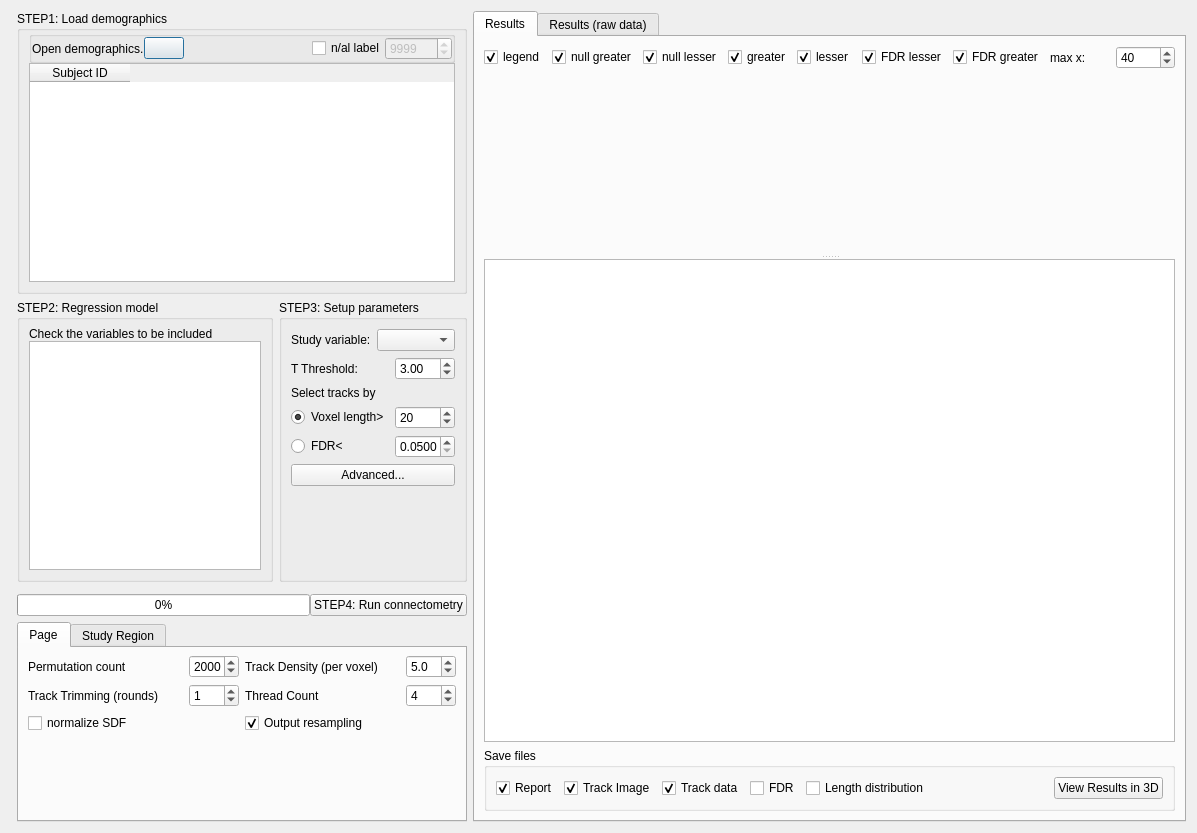
Old version of the form connectometry/group_connectometry.ui in the repository frankyeh/DSI-Studio.
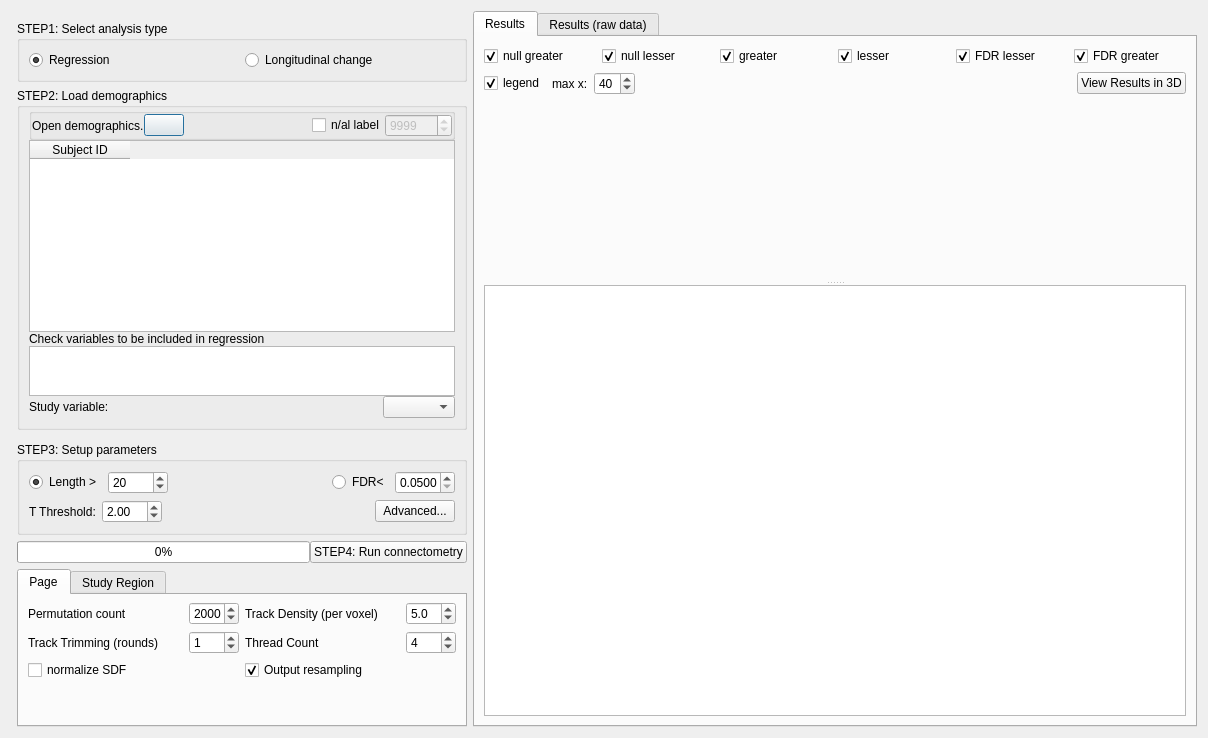
New version of the form. Icons and pictures are not drawn. Custom widgets are drawn as their Qt base class.

What changed in the file:
```diff
--- a/connectometry/group_connectometry.ui
+++ b/connectometry/group_connectometry.ui
@@ -6,8 +6,8 @@
    <rect>
     <x>0</x>
     <y>0</y>
-    <width>1197</width>
-    <height>833</height>
+    <width>1208</width>
+    <height>738</height>
    </rect>
   </property>
   <property name="windowTitle">
@@ -55,7 +55,7 @@
        <number>0</number>
       </property>
       <property name="topMargin">
-       <number>0</number>
+       <number>10</number>
       </property>
       <property name="rightMargin">
        <number>0</number>
@@ -64,7 +64,37 @@
        <number>0</number>
       </property>
       <item>
-       <widget class="QGroupBox" name="groupBox_2">
+       <widget class="QGroupBox" name="groupBox_4">
+        <property name="title">
+         <string>STEP1: Select analysis type</string>
+        </property>
+        <layout class="QHBoxLayout" name="horizontalLayout_5">
+         <item>
+          <layout class="QHBoxLayout" name="horizontalLayout_11">
+           <item>
+            <widget class="QRadioButton" name="rb_regression">
+             <property name="text">
+              <string>Regression</string>
+             </property>
+             <property name="checked">
+              <bool>true</bool>
+             </property>
+            </widget>
+           </item>
+           <item>
+            <widget class="QRadioButton" name="rb_longitudina_dif">
+             <property name="text">
+              <string>Longitudinal change</string>
+             </property>
+            </widget>
+           </item>
+          </layout>
+         </item>
+        </layout>
+       </widget>
+      </item>
+      <item>
+       <widget class="QGroupBox" name="gb_regression">
         <property name="sizePolicy">
          <sizepolicy hsizetype="Preferred" vsizetype="MinimumExpanding">
           <horstretch>0</horstretch>
@@ -72,7 +102,7 @@
          </sizepolicy>
         </property>
         <property name="title">
-         <string>STEP1: Load demographics</string>
+         <string>STEP2: Load demographics</string>
         </property>
         <layout class="QVBoxLayout" name="verticalLayout_2">
          <property name="spacing">
@@ -236,53 +266,6 @@
           </widget>
          </item>
          <item>
-          <widget class="QWidget" name="widget_4" native="true">
-           <layout class="QVBoxLayout" name="verticalLayout_7">
-            <property name="spacing">
-             <number>0</number>
-            </property>
-            <property name="leftMargin">
-             <number>0</number>
-            </property>
-            <property name="topMargin">
-             <number>0</number>
-            </property>
-            <property name="rightMargin">
-             <number>0</number>
-            </property>
-            <property name="bottomMargin">
-             <number>0</number>
-            </property>
-           </layout>
-          </widget>
-         </item>
-        </layout>
-       </widget>
-      </item>
-      <item>
-       <layout class="QHBoxLayout" name="horizontalLayout_14">
-        <property name="topMargin">
-         <number>0</number>
-        </property>
-        <item>
-         <widget class="QGroupBox" name="variable_box">
-          <property name="sizePolicy">
-           <sizepolicy hsizetype="Preferred" vsizetype="Preferred">
-            <horstretch>0</horstretch>
-            <verstretch>0</verstretch>
-           </sizepolicy>
-          </property>
-          <property name="title">
-           <string>STEP2: Regression model</string>
-          </property>
-          <layout class="QVBoxLayout" name="verticalLayout_12">
-           <property name="spacing">
-            <number>0</number>
-           </property>
-           <property name="topMargin">
-            <number>7</number>
-           </property>
-           <item>
             <widget class="QLabel" name="label_8">
              <property name="sizePolicy">
               <sizepolicy hsizetype="Preferred" vsizetype="Maximum">
@@ -291,14 +274,14 @@
               </sizepolicy>
              </property>
              <property name="text">
-              <string>Check the variables to be included</string>
+            <string>Check variables to be included in regression</string>
              </property>
             </widget>
            </item>
            <item>
             <widget class="QListWidget" name="variable_list">
              <property name="sizePolicy">
-              <sizepolicy hsizetype="Preferred" vsizetype="Expanding">
+            <sizepolicy hsizetype="Preferred" vsizetype="Preferred">
                <horstretch>0</horstretch>
                <verstretch>0</verstretch>
               </sizepolicy>
@@ -312,29 +295,14 @@
              <property name="maximumSize">
               <size>
                <width>16777215</width>
-               <height>16777215</height>
-              </size>
-             </property>
-             <property name="viewMode">
-              <enum>QListView::ListMode</enum>
+             <height>50</height>
+            </size>
+           </property>
+           <property name="flow">
+            <enum>QListView::LeftToRight</enum>
              </property>
             </widget>
            </item>
-          </layout>
-         </widget>
-        </item>
-        <item>
-         <widget class="QGroupBox" name="groupBox_3">
-          <property name="sizePolicy">
-           <sizepolicy hsizetype="Preferred" vsizetype="Preferred">
-            <horstretch>0</horstretch>
-            <verstretch>0</verstretch>
-           </sizepolicy>
-          </property>
-          <property name="title">
-           <string>STEP3: Setup parameters</string>
-          </property>
-          <layout class="QVBoxLayout" name="verticalLayout_4">
            <item>
             <layout class="QHBoxLayout" name="horizontalLayout_15">
              <property name="topMargin">
@@ -353,81 +321,87 @@
                </property>
               </widget>
              </item>
+           <item>
+            <spacer name="horizontalSpacer_2">
+             <property name="orientation">
+              <enum>Qt::Horizontal</enum>
+             </property>
+             <property name="sizeHint" stdset="0">
+              <size>
+               <width>40</width>
+               <height>20</height>
+              </size>
+             </property>
+            </spacer>
+           </item>
              <item>
               <widget class="QComboBox" name="foi"/>
              </item>
             </layout>
            </item>
            <item>
+          <widget class="QWidget" name="widget_4" native="true">
+           <layout class="QVBoxLayout" name="verticalLayout_7">
+            <property name="spacing">
+             <number>0</number>
+            </property>
+            <property name="leftMargin">
+             <number>0</number>
+            </property>
+            <property name="topMargin">
+             <number>0</number>
+            </property>
+            <property name="rightMargin">
+             <number>0</number>
+            </property>
+            <property name="bottomMargin">
+             <number>0</number>
+            </property>
+           </layout>
+          </widget>
+         </item>
+        </layout>
+       </widget>
+      </item>
+      <item>
+       <widget class="QWidget" name="widget_6" native="true">
+        <layout class="QHBoxLayout" name="horizontalLayout_8">
+         <property name="leftMargin">
+          <number>0</number>
+         </property>
+         <property name="topMargin">
+          <number>0</number>
+         </property>
+         <property name="rightMargin">
+          <number>0</number>
+         </property>
+         <property name="bottomMargin">
+          <number>0</number>
+         </property>
+        </layout>
+       </widget>
+      </item>
+      <item>
+       <widget class="QGroupBox" name="groupBox_3">
+        <property name="sizePolicy">
+         <sizepolicy hsizetype="Preferred" vsizetype="Preferred">
+          <horstretch>0</horstretch>
+          <verstretch>0</verstretch>
+         </sizepolicy>
+        </property>
+        <property name="title">
+         <string>STEP3: Setup parameters</string>
+        </property>
+        <layout class="QVBoxLayout" name="verticalLayout_4">
+         <item>
             <layout class="QHBoxLayout" name="horizontalLayout_12">
-             <property name="spacing">
-              <number>0</number>
-             </property>
-             <property name="bottomMargin">
-              <number>0</number>
-             </property>
-             <item>
-              <widget class="QLabel" name="threshold_label">
-               <property name="maximumSize">
-                <size>
-                 <width>16777215</width>
-                 <height>16777215</height>
-                </size>
-               </property>
-               <property name="text">
-                <string>T Threshold:</string>
-               </property>
-              </widget>
-             </item>
-             <item>
-              <widget class="QDoubleSpinBox" name="threshold">
-               <property name="minimumSize">
-                <size>
-                 <width>60</width>
-                 <height>0</height>
-                </size>
-               </property>
-               <property name="maximumSize">
-                <size>
-                 <width>60</width>
-                 <height>16777215</height>
-                </size>
-               </property>
-               <property name="decimals">
-                <number>2</number>
-               </property>
-               <property name="minimum">
-                <double>0.000000000000000</double>
-               </property>
-               <property name="maximum">
-                <double>100.000000000000000</double>
-               </property>
-               <property name="singleStep">
-                <double>1.000000000000000</double>
-               </property>
-               <property name="value">
-                <double>3.000000000000000</double>
-               </property>
-              </widget>
-             </item>
-            </layout>
-           </item>
-           <item>
-            <widget class="QLabel" name="label_3">
-             <property name="text">
-              <string>Select tracks by</string>
-             </property>
-            </widget>
-           </item>
-           <item>
-            <layout class="QHBoxLayout" name="horizontalLayout_5">
-             <property name="topMargin">
+           <property name="leftMargin">
               <number>0</number>
              </property>
              <item>
               <widget class="QRadioButton" name="rb_length">
                <property name="text">
-                <string>Voxel length&gt;</string>
+              <string>Length &gt;</string>
                </property>
                <property name="checked">
                 <bool>true</bool>
@@ -459,13 +433,19 @@
                </property>
               </widget>
              </item>
-            </layout>
-           </item>
            <item>
-            <layout class="QHBoxLayout" name="horizontalLayout_17">
-             <property name="topMargin">
-              <number>0</number>
+            <spacer name="horizontalSpacer_5">
+             <property name="orientation">
+              <enum>Qt::Horizontal</enum>
              </property>
+             <property name="sizeHint" stdset="0">
+              <size>
+               <width>40</width>
+               <height>20</height>
+              </size>
+             </property>
+            </spacer>
+           </item>
              <item>
               <widget class="QRadioButton" name="rb_fdr">
                <property name="text">
@@ -504,45 +484,76 @@
             </layout>
            </item>
            <item>
+          <layout class="QHBoxLayout" name="horizontalLayout_14">
+           <property name="leftMargin">
+            <number>0</number>
+           </property>
+           <item>
+            <widget class="QLabel" name="threshold_label">
+             <property name="maximumSize">
+              <size>
+               <width>16777215</width>
+               <height>16777215</height>
+              </size>
+             </property>
+             <property name="text">
+              <string>T Threshold:</string>
+             </property>
+            </widget>
+           </item>
+           <item>
+            <widget class="QDoubleSpinBox" name="threshold">
+             <property name="minimumSize">
+              <size>
+               <width>60</width>
+               <height>0</height>
+              </size>
+             </property>
+             <property name="maximumSize">
+              <size>
+               <width>60</width>
+               <height>16777215</height>
+              </size>
+             </property>
+             <property name="decimals">
+              <number>2</number>
+             </property>
+             <property name="minimum">
+              <double>0.000000000000000</double>
+             </property>
+             <property name="maximum">
+              <double>100.000000000000000</double>
+             </property>
+             <property name="singleStep">
+              <double>1.000000000000000</double>
+             </property>
+             <property name="value">
+              <double>2.000000000000000</double>
+             </property>
+            </widget>
+           </item>
+           <item>
+            <spacer name="horizontalSpacer_3">
+             <property name="orientation">
+              <enum>Qt::Horizontal</enum>
+             </property>
+             <property name="sizeHint" stdset="0">
+              <size>
+               <width>40</width>
+               <height>20</height>
+              </size>
+             </property>
+            </spacer>
+           </item>
+           <item>
             <widget class="QPushButton" name="show_advanced">
              <property name="text">
               <string>Advanced...</string>
              </property>
             </widget>
            </item>
-           <item>
-            <spacer name="verticalSpacer_3">
-             <property name="orientation">
-              <enum>Qt::Vertical</enum>
-             </property>
-             <property name="sizeHint" stdset="0">
-              <size>
-               <width>20</width>
-               <height>40</height>
-              </size>
-             </property>
-            </spacer>
-           </item>
           </layout>
-         </widget>
-        </item>
-       </layout>
-      </item>
-      <item>
-       <widget class="QWidget" name="widget_6" native="true">
-        <layout class="QHBoxLayout" name="horizontalLayout_8">
-         <property name="leftMargin">
-          <number>0</number>
-         </property>
-         <property name="topMargin">
-          <number>0</number>
-         </property>
-         <property name="rightMargin">
-          <number>0</number>
-         </property>
-         <property name="bottomMargin">
-          <number>0</number>
-         </property>
+         </item>
         </layout>
        </widget>
       </item>
@@ -577,7 +588,7 @@
       <item>
        <widget class="QTabWidget" name="advanced_options">
         <property name="sizePolicy">
-         <sizepolicy hsizetype="Preferred" vsizetype="Preferred">
+         <sizepolicy hsizetype="Preferred" vsizetype="Maximum">
           <horstretch>0</horstretch>
           <verstretch>0</verstretch>
          </sizepolicy>
@@ -775,7 +786,7 @@
            </layout>
           </item>
           <item>
-           <spacer name="verticalSpacer">
+           <spacer name="verticalSpacer_3">
             <property name="orientation">
              <enum>Qt::Vertical</enum>
             </property>
@@ -954,16 +965,6 @@
       <layout class="QVBoxLayout" name="verticalLayout_3">
        <item>
         <layout class="QHBoxLayout" name="horizontalLayout_16">
-         <item>
-          <widget class="QCheckBox" name="view_legend">
-           <property name="text">
-            <string>legend</string>
-           </property>
-           <property name="checked">
-            <bool>true</bool>
-           </property>
-          </widget>
-         </item>
          <item>
           <widget class="QCheckBox" name="show_null_greater">
            <property name="text">
@@ -1024,6 +1025,23 @@
            </property>
           </widget>
          </item>
+        </layout>
+       </item>
+       <item>
+        <layout class="QHBoxLayout" name="horizontalLayout_9">
+         <property name="topMargin">
+          <number>0</number>
+         </property>
+         <item>
+          <widget class="QCheckBox" name="view_legend">
+           <property name="text">
+            <string>legend</string>
+           </property>
+           <property name="checked">
+            <bool>true</bool>
+           </property>
+          </widget>
+         </item>
          <item>
           <widget class="QLabel" name="label">
            <property name="text">
@@ -1038,6 +1056,29 @@
            </property>
           </widget>
          </item>
+         <item>
+          <spacer name="horizontalSpacer">
+           <property name="orientation">
+            <enum>Qt::Horizontal</enum>
+           </property>
+           <property name="sizeHint" stdset="0">
+            <size>
+             <width>40</width>
+             <height>20</height>
+            </size>
+           </property>
+          </spacer>
+         </item>
+         <item>
+          <widget class="QPushButton" name="show_result">
+           <property name="enabled">
+            <bool>true</bool>
+           </property>
+           <property name="text">
+            <string>View Results in 3D</string>
+           </property>
+          </widget>
+         </item>
         </layout>
        </item>
        <item>
@@ -1145,82 +1186,6 @@
          </layout>
         </widget>
        </item>
-       <item>
-        <widget class="QGroupBox" name="groupBox">
-         <property name="title">
-          <string>Save files</string>
-         </property>
-         <layout class="QHBoxLayout" name="horizontalLayout_9">
-          <item>
-           <widget class="QCheckBox" name="output_report">
-            <property name="text">
-             <string>Report</string>
-            </property>
-            <property name="checked">
-             <bool>true</bool>
-            </property>
-           </widget>
-          </item>
-          <item>
-           <widget class="QCheckBox" name="output_track_image">
-            <property name="text">
-             <string>Track Image</string>
-            </property>
-            <property name="checked">
-             <bool>true</bool>
-            </property>
-           </widget>
-          </item>
-          <item>
-           <widget class="QCheckBox" name="output_track_data">
-            <property name="text">
-             <string>Track data</string>
-            </property>
-            <property name="checked">
-             <bool>true</bool>
-            </property>
-           </widget>
-          </item>
-          <item>
-           <widget class="QCheckBox" name="output_fdr">
-            <property name="text">
-             <string>FDR</string>
-            </property>
-           </widget>
-          </item>
-          <item>
-           <widget class="QCheckBox" name="output_dist">
-            <property name="text">
-             <string>Length distribution</string>
-            </property>
-           </widget>
-          </item>
-          <item>
-           <spacer name="horizontalSpacer">
-            <property name="orientation">
-             <enum>Qt::Horizontal</enum>
-            </property>
-            <property name="sizeHint" stdset="0">
-             <size>
-              <width>40</width>
-              <height>20</height>
-             </size>
-            </property>
-           </spacer>
-          </item>
-          <item>
-           <widget class="QPushButton" name="show_result">
-            <property name="enabled">
-             <bool>true</bool>
-            </property>
-            <property name="text">
-             <string>View Results in 3D</string>
-            </property>
-           </widget>
-          </item>
-         </layout>
-        </widget>
-       </item>
       </layout>
      </widget>
      <widget class="QWidget" name="tab_2">
```
Lines whose indentation alone changed are shown as unchanged.
